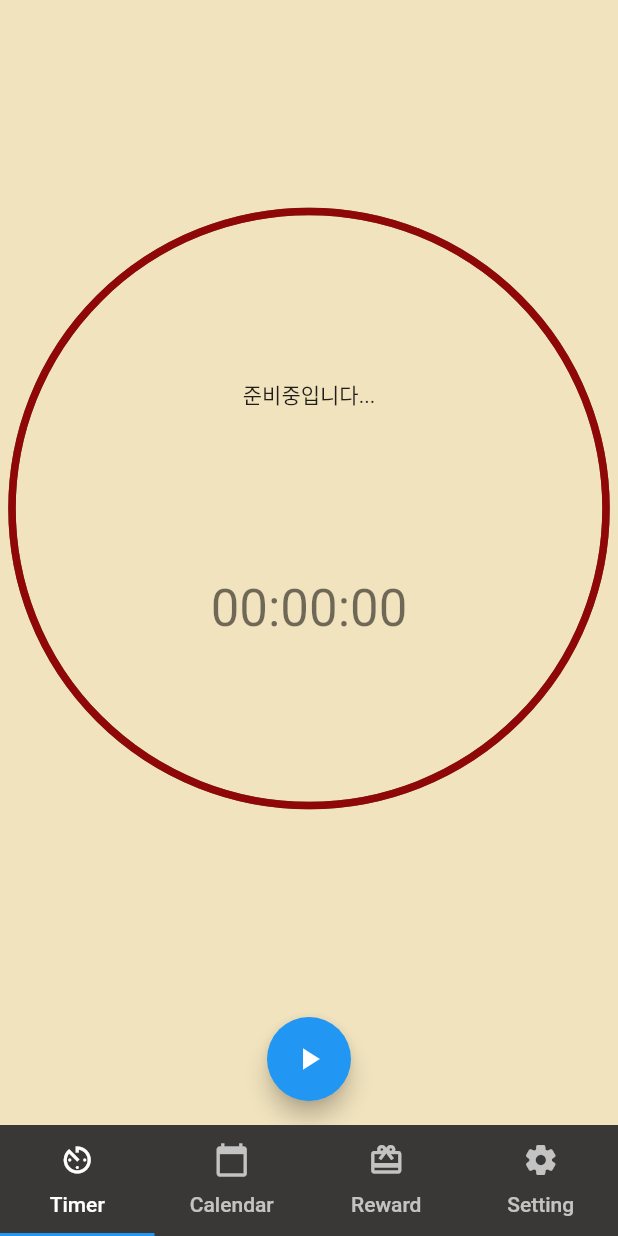
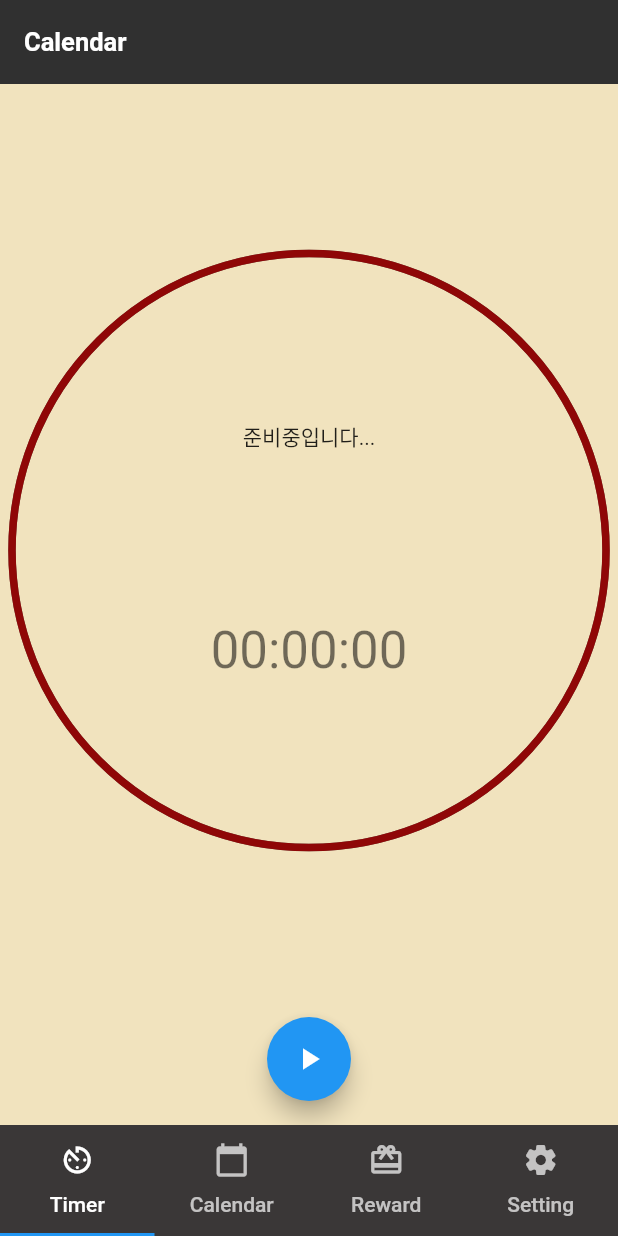
Before and after one commit to potatoCompletion/studyHelper, a Flutter app: the screen it shows after launch, on a phone screen of 412 x 824 dp. Run offline on Flutter 3.47's test engine with Material 2 defaults, Android fonts, the phone set to English and light mode, and no system bars; our stand-ins replace table_calendar.

Commit message:
Change AppBar attributes

```diff
--- a/lib/main.dart
+++ b/lib/main.dart
@@ -44,7 +44,20 @@ class MyTabsState extends State<MyTabs> with SingleTickerProviderStateMixin {
   @override
   Widget build(BuildContext context) {
     return Scaffold(
-      //appBar: AppBar(title: Text('타이머 예시')),
+      backgroundColor: Colors.grey[850],
+      // Scaffold element -> appBar
+      appBar: AppBar(
+        title: Text(
+          "Calendar",
+          style: TextStyle(
+            color: Colors.white,
+            fontWeight: FontWeight.bold,
+            fontSize: 17.0,
+          ),
+        ),
+        backgroundColor: Colors.grey[850],
+        elevation: 0.0,
+      ),
       body: TabBarView(controller: controller, // 컨트롤러 연결
           children: [Home(), Calendar(), Reward(), Setting()]),
       bottomNavigationBar: Container(
```
